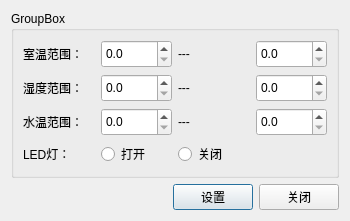
Before: the Qt Designer form Raspi/FastPlanting/UI_ConfigDialog.ui in Unique-Workspace/Fast_Planting_System, drawn with Qt 5.
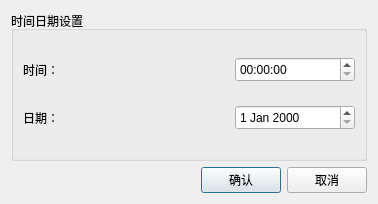
After: the same form once the commit is applied.

Commit message: Add timedateEdit dialog, to make the user can setup the time.

The edit to the form file:
```diff
--- a/Raspi/FastPlanting/UI_ConfigDialog.ui
+++ b/Raspi/FastPlanting/UI_ConfigDialog.ui
@@ -6,212 +6,123 @@
    <rect>
     <x>0</x>
     <y>0</y>
-    <width>350</width>
-    <height>200</height>
+    <width>378</width>
+    <height>204</height>
    </rect>
   </property>
   <property name="windowTitle">
    <string>Dialog</string>
   </property>
-  <layout class="QGridLayout" name="gridLayout_2">
-   <item row="0" column="0">
+  <layout class="QGridLayout" name="gridLayout">
+   <item row="1" column="0">
+    <spacer name="horizontalSpacer">
+     <property name="orientation">
+      <enum>Qt::Horizontal</enum>
+     </property>
+     <property name="sizeHint" stdset="0">
+      <size>
+       <width>195</width>
+       <height>20</height>
+      </size>
+     </property>
+    </spacer>
+   </item>
+   <item row="1" column="1">
+    <widget class="QPushButton" name="pushButton_confirm">
+     <property name="text">
+      <string>确认</string>
+     </property>
+    </widget>
+   </item>
+   <item row="1" column="2">
+    <widget class="QPushButton" name="pushButton_discard">
+     <property name="text">
+      <string>取消</string>
+     </property>
+    </widget>
+   </item>
+   <item row="0" column="0" colspan="3">
     <widget class="QGroupBox" name="groupBox">
+     <property name="minimumSize">
+      <size>
+       <width>0</width>
+       <height>150</height>
+      </size>
+     </property>
      <property name="title">
-      <string>GroupBox</string>
+      <string>时间日期设置</string>
      </property>
-     <layout class="QGridLayout" name="gridLayout">
-      <item row="0" column="0">
+     <layout class="QVBoxLayout" name="verticalLayout_2">
+      <item>
+       <layout class="QHBoxLayout" name="horizontalLayout_2">
+        <item>
        <widget class="QLabel" name="label">
         <property name="text">
-         <string>室温范围：</string>
+           <string>时间：</string>
         </property>
        </widget>
       </item>
-      <item row="0" column="1">
-       <widget class="QDoubleSpinBox" name="spinBox_tmin">
-        <property name="sizePolicy">
-         <sizepolicy hsizetype="Minimum" vsizetype="Preferred">
-          <horstretch>0</horstretch>
-          <verstretch>0</verstretch>
-         </sizepolicy>
-        </property>
-        <property name="minimumSize">
+        <item>
+         <spacer name="horizontalSpacer_2">
+          <property name="orientation">
+           <enum>Qt::Horizontal</enum>
+          </property>
+          <property name="sizeHint" stdset="0">
          <size>
           <width>50</width>
-          <height>28</height>
-         </size>
-        </property>
-        <property name="decimals">
-         <number>1</number>
-        </property>
-       </widget>
-      </item>
-      <item row="0" column="2">
-       <widget class="QLabel" name="label_5">
-        <property name="text">
-         <string>---</string>
-        </property>
-       </widget>
-      </item>
-      <item row="0" column="3">
-       <widget class="QDoubleSpinBox" name="spinBox_tmax">
+            <height>20</height>
+           </size>
+          </property>
+         </spacer>
+        </item>
+        <item>
+         <widget class="QTimeEdit" name="timeEdit">
         <property name="minimumSize">
          <size>
-          <width>0</width>
-          <height>28</height>
-         </size>
-        </property>
-        <property name="decimals">
-         <number>1</number>
-        </property>
-       </widget>
-      </item>
-      <item row="1" column="0">
+            <width>120</width>
+            <height>25</height>
+           </size>
+          </property>
+         </widget>
+        </item>
+       </layout>
+      </item>
+      <item>
+       <layout class="QHBoxLayout" name="horizontalLayout_3">
+        <item>
        <widget class="QLabel" name="label_2">
         <property name="text">
-         <string>湿度范围：</string>
+           <string>日期：</string>
         </property>
        </widget>
       </item>
-      <item row="1" column="1">
-       <widget class="QDoubleSpinBox" name="spinBox_hmin">
-        <property name="minimumSize">
-         <size>
-          <width>0</width>
-          <height>28</height>
-         </size>
-        </property>
-        <property name="decimals">
-         <number>1</number>
-        </property>
-       </widget>
-      </item>
-      <item row="1" column="2">
-       <widget class="QLabel" name="label_6">
-        <property name="text">
-         <string>---</string>
-        </property>
-       </widget>
-      </item>
-      <item row="1" column="3">
-       <widget class="QDoubleSpinBox" name="spinBox_hmax">
-        <property name="minimumSize">
-         <size>
-          <width>0</width>
-          <height>28</height>
-         </size>
-        </property>
-        <property name="decimals">
-         <number>1</number>
-        </property>
-       </widget>
-      </item>
-      <item row="2" column="0">
-       <widget class="QLabel" name="label_3">
-        <property name="text">
-         <string>水温范围：</string>
-        </property>
-       </widget>
-      </item>
-      <item row="2" column="1">
-       <widget class="QDoubleSpinBox" name="spinBox_wtmin">
-        <property name="minimumSize">
-         <size>
-          <width>0</width>
-          <height>28</height>
-         </size>
-        </property>
-        <property name="decimals">
-         <number>1</number>
-        </property>
-       </widget>
-      </item>
-      <item row="2" column="2">
-       <widget class="QLabel" name="label_7">
-        <property name="text">
-         <string>---</string>
-        </property>
-       </widget>
-      </item>
-      <item row="2" column="3">
-       <widget class="QDoubleSpinBox" name="spinBox_wtmax">
-        <property name="minimumSize">
-         <size>
-          <width>0</width>
-          <height>28</height>
-         </size>
-        </property>
-        <property name="decimals">
-         <number>1</number>
-        </property>
-       </widget>
-      </item>
-      <item row="3" column="0">
-       <widget class="QLabel" name="label_4">
-        <property name="text">
-         <string>LED灯：</string>
-        </property>
-       </widget>
-      </item>
-      <item row="3" column="1">
-       <widget class="QRadioButton" name="radioBtn_openLed">
-        <property name="text">
-         <string>打开</string>
-        </property>
-        <property name="iconSize">
-         <size>
-          <width>20</width>
-          <height>20</height>
-         </size>
-        </property>
-       </widget>
-      </item>
-      <item row="3" column="2" colspan="2">
-       <widget class="QRadioButton" name="radioBtn_closeLed">
-        <property name="text">
-         <string>关闭</string>
-        </property>
-        <property name="iconSize">
-         <size>
-          <width>20</width>
-          <height>20</height>
-         </size>
-        </property>
-       </widget>
-      </item>
-     </layout>
-    </widget>
-   </item>
-   <item row="1" column="0">
-    <layout class="QHBoxLayout" name="horizontalLayout">
      <item>
-      <spacer name="horizontalSpacer">
+         <spacer name="horizontalSpacer_3">
        <property name="orientation">
         <enum>Qt::Horizontal</enum>
        </property>
        <property name="sizeHint" stdset="0">
         <size>
-         <width>40</width>
+            <width>50</width>
          <height>20</height>
         </size>
        </property>
       </spacer>
      </item>
      <item>
-      <widget class="QPushButton" name="pushButton_config">
-       <property name="text">
-        <string>设置</string>
+         <widget class="QDateEdit" name="dateEdit">
+          <property name="minimumSize">
+           <size>
+            <width>120</width>
+            <height>25</height>
+           </size>
        </property>
       </widget>
      </item>
-     <item>
-      <widget class="QPushButton" name="pushButton_close">
-       <property name="text">
-        <string>关闭</string>
-       </property>
-      </widget>
-     </item>
-    </layout>
+       </layout>
+      </item>
+     </layout>
+    </widget>
    </item>
   </layout>
   <zorder>groupBox</zorder>
```
Left out of the diff: 22 changed lines with no effect on the pictures. Lines whose indentation alone changed are shown as unchanged. The commit also changes 5 other files.
